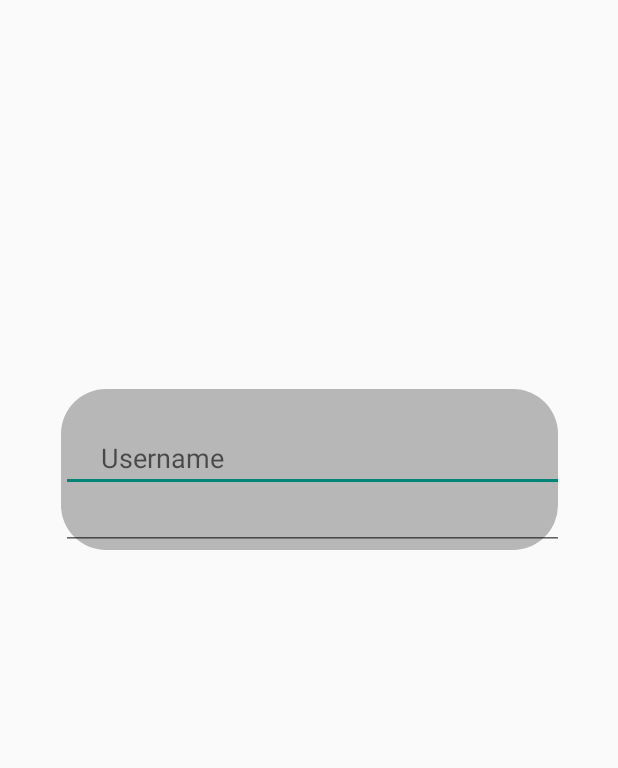
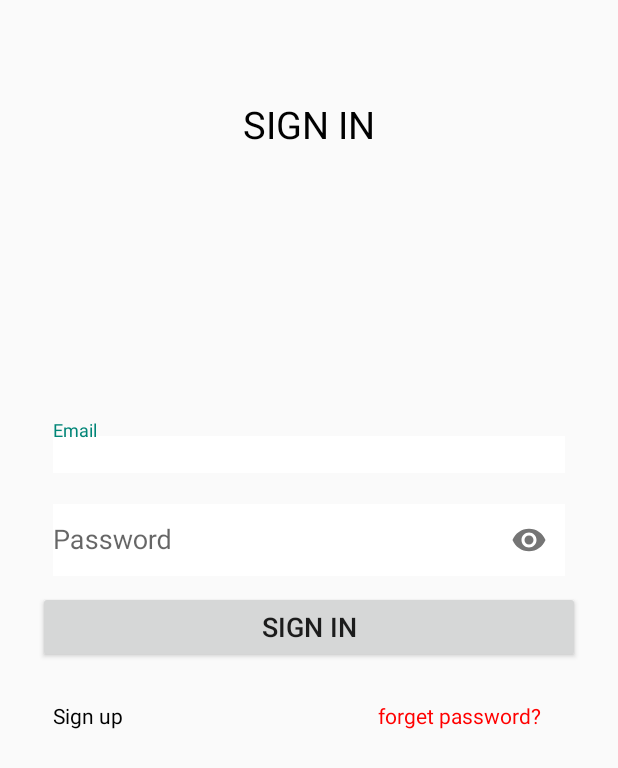
Before and after one commit to RifqiWasntHere/kucing-fintrack-android, an Android app: the SignInActivity screen opened directly, with no data from a screen before it, on a phone screen of 412 x 824 dp. Shown: the top 768 px of the screen. Run offline under Robolectric (Android 15) with nearby library versions, the phone set to English and light mode, and no system bars.

Commit message:
Renamed function "login" To "signin", Renamed layout "login" To "signin" rebuild sign in page,Added "Register" Feature

```diff
--- a/app/src/main/AndroidManifest.xml
+++ b/app/src/main/AndroidManifest.xml
@@ -12,23 +12,26 @@
         android:theme="@style/Theme.KupengFinance"
         tools:targetApi="31">
         <activity
+            android:name=".RegisterActivity"
+            android:exported="false" />
+        <activity
             android:name=".SplashActivity"
             android:exported="false" />
         <activity
-            android:name=".LoginActivity"
+            android:name=".SignInActivity"
             android:exported="false" />
         <activity
             android:name=".PreviewLoginActivity"
-            android:exported="false" />
-        <activity
-            android:name=".MainActivity"
-            android:exported="true">
+            android:exported="true" >
             <intent-filter>
                 <action android:name="android.intent.action.MAIN" />
 
                 <category android:name="android.intent.category.LAUNCHER" />
             </intent-filter>
         </activity>
+        <activity
+            android:name=".MainActivity"
+            android:exported="false"/>
 
         <meta-data
             android:name="preloaded_fonts"
--- a/app/src/main/java/com/example/kupengfinance/LoginActivity.java
+++ b/app/src/main/java/com/example/kupengfinance/SignInActivity.java
@@ -3,12 +3,16 @@ package com.example.kupengfinance;
 import androidx.appcompat.app.AppCompatActivity;
 
 import android.os.Bundle;
+import android.widget.Button;
 
-public class LoginActivity extends AppCompatActivity {
+public class SignInActivity extends AppCompatActivity {
+    Button sign;
 
     @Override
     protected void onCreate(Bundle savedInstanceState) {
         super.onCreate(savedInstanceState);
-        setContentView(R.layout.activity_login);
+        setContentView(R.layout.activity_signin);
+
+        sign = (Button) findViewById(R.id.btnsign);
     }
 }
--- a/app/src/main/res/layout/activity_login.xml
+++ /dev/null
@@ -1,48 +0,0 @@
-<?xml version="1.0" encoding="utf-8"?>
-<androidx.constraintlayout.widget.ConstraintLayout xmlns:android="http://schemas.android.com/apk/res/android"
-    xmlns:app="http://schemas.android.com/apk/res-auto"
-    xmlns:tools="http://schemas.android.com/tools"
-    android:layout_width="match_parent"
-    android:layout_height="match_parent"
-    tools:context=".LoginActivity">
-
-    <TableLayout
-        android:id="@+id/tableLayout"
-        android:layout_width="331dp"
-        android:layout_height="107dp"
-        android:background="@drawable/custom_table"
-        app:layout_constraintBottom_toBottomOf="parent"
-        app:layout_constraintEnd_toEndOf="parent"
-        app:layout_constraintStart_toStartOf="parent"
-        app:layout_constraintTop_toTopOf="parent"
-        app:layout_constraintVertical_bias="0.362">
-
-        <TableRow
-            android:layout_width="match_parent"
-            android:layout_height="match_parent">
-
-            <EditText
-                android:id="@+id/usernameSignUp"
-                android:layout_width="341dp"
-                android:layout_height="match_parent"
-                android:hint="Username"
-                android:paddingTop="50px"
-                android:paddingLeft="40px"/>
-        </TableRow>
-
-        <TableRow
-            android:layout_width="match_parent"
-            android:layout_height="match_parent">
-
-            <EditText
-                android:id="@+id/passwordSignUp"
-                android:layout_width="341dp"
-                android:layout_height="match_parent"
-                android:hint="Password"
-                android:inputType="textPassword"
-                android:paddingBottom="50px"
-                android:paddingLeft="40px"/>
-        </TableRow>
-    </TableLayout>
-
-</androidx.constraintlayout.widget.ConstraintLayout>
--- /dev/null
+++ b/app/src/main/res/layout/activity_signin.xml
@@ -0,0 +1,86 @@
+<?xml version="1.0" encoding="utf-8"?>
+<androidx.appcompat.widget.LinearLayoutCompat xmlns:android="http://schemas.android.com/apk/res/android"
+    xmlns:app="http://schemas.android.com/apk/res-auto"
+    xmlns:tools="http://schemas.android.com/tools"
+    android:layout_width="match_parent"
+    android:layout_height="match_parent"
+    tools:context=".SignInActivity"
+    android:orientation="vertical">
+
+    <androidx.appcompat.widget.LinearLayoutCompat
+        android:padding="15dp"
+        android:orientation="vertical"
+        android:layout_width="match_parent"
+        android:layout_height="wrap_content">
+        <TextView
+            android:layout_width="wrap_content"
+            android:layout_height="match_parent"
+            android:text="SIGN IN"
+            android:layout_gravity="center"
+            android:textSize="25dp"
+            android:textColor="@color/black"
+            android:paddingTop="50dp"
+            android:paddingBottom="180dp"/>
+        <com.google.android.material.textfield.TextInputLayout
+            android:layout_width="match_parent"
+            android:layout_height="wrap_content"
+            android:paddingBottom="10dp">
+            <com.google.android.material.textfield.TextInputEditText
+                android:background="@color/white"
+                android:id="@+id/email"
+                android:hint="Email"
+                android:layout_width="match_parent"
+                android:layout_height="wrap_content"
+                android:layout_marginLeft="20dp"
+                android:layout_marginRight="20dp"/>
+        </com.google.android.material.textfield.TextInputLayout>
+
+        <com.google.android.material.textfield.TextInputLayout
+            android:layout_width="match_parent"
+            android:layout_height="wrap_content"
+            app:passwordToggleEnabled="true">
+            <com.google.android.material.textfield.TextInputEditText
+                android:id="@+id/password"
+                android:layout_width="match_parent"
+                android:layout_height="wrap_content"
+                android:background="@color/white"
+                android:hint="Password"
+                android:inputType="textPassword"
+                android:layout_marginLeft="20dp"
+                android:layout_marginRight="20dp"/>
+        </com.google.android.material.textfield.TextInputLayout>
+        <Button
+            android:id="@+id/btnsign"
+            android:layout_width="match_parent"
+            android:layout_height="match_parent"
+            android:layout_marginLeft="5dp"
+            android:text="sign in"
+            android:layout_alignParentTop="true"
+            android:layout_margin="10dp"
+            android:textSize="18sp" />
+    </androidx.appcompat.widget.LinearLayoutCompat>
+    <androidx.appcompat.widget.LinearLayoutCompat
+        android:layout_width="match_parent"
+        android:layout_height="wrap_content"
+        android:orientation="horizontal"
+        android:paddingLeft="35dp"
+        android:paddingRight="15dp">
+        <TextView
+            android:layout_width="wrap_content"
+            android:text="Sign up"
+            android:id="@+id/gosignup"
+            android:layout_gravity="right"
+            android:layout_height="match_parent"
+            android:textColor="@color/black"
+            android:paddingRight="170dp"/>
+        <TextView
+            android:layout_width="wrap_content"
+            android:text="forget password?"
+            android:id="@+id/forget"
+            android:layout_gravity="right"
+            android:layout_height="match_parent"
+            android:textColor="#FF0000" />
+
+    </androidx.appcompat.widget.LinearLayoutCompat>
+
+</androidx.appcompat.widget.LinearLayoutCompat>
```
Also changed, not shown: app/src/main/java/com/example/kupengfinance/PreviewLoginActivity.java (+15 -1 lines), app/src/main/java/com/example/kupengfinance/RegisterActivity.java (added, +14 -0 lines), app/src/main/res/layout/activity_preview_login.xml (+17 -35 lines), app/src/main/res/layout/activity_register.xml (added, +31 -0 lines).
